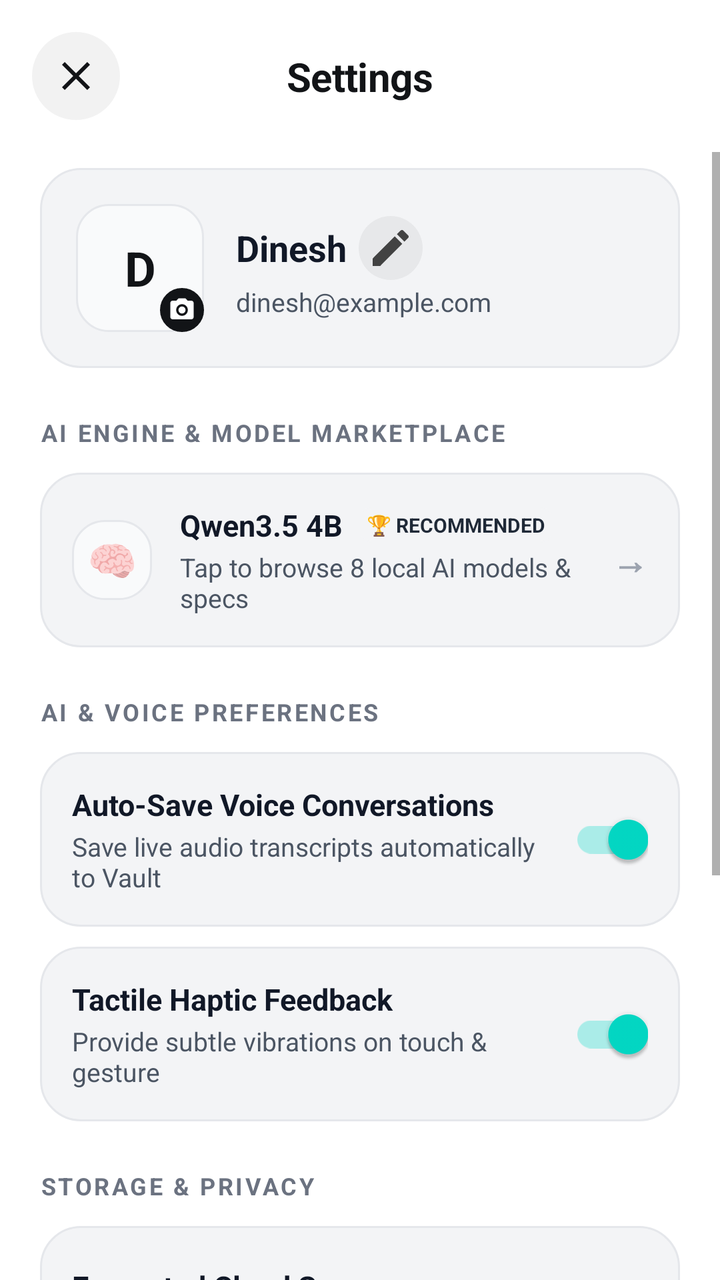
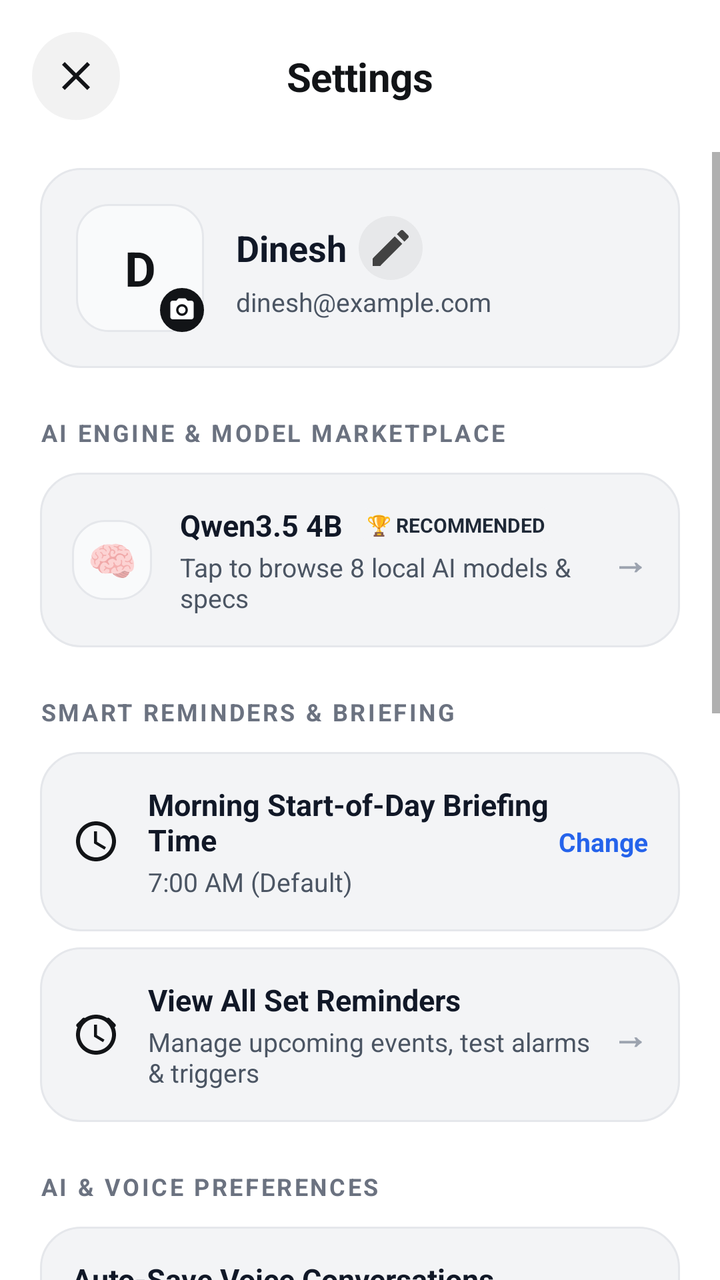

Two renders of the same Android screen: before a commit and after it. Below are the layout's source before the change and the commit's diff.
<!-- AndroidManifest.xml: activity theme Theme.AppTempeLate -->
<!-- res/layout/activity_settings.xml -->
<?xml version="1.0" encoding="utf-8"?>
<androidx.constraintlayout.widget.ConstraintLayout xmlns:android="http://schemas.android.com/apk/res/android"
    xmlns:app="http://schemas.android.com/apk/res-auto"
    xmlns:tools="http://schemas.android.com/tools"
    android:layout_width="match_parent"
    android:layout_height="match_parent"
    android:background="#FFFFFF"
    tools:context=".SettingsActivity">

    
    <ImageButton
        android:id="@+id/btnBack"
        android:layout_width="44dp"
        android:layout_height="44dp"
        android:layout_marginStart="16dp"
        android:layout_marginTop="16dp"
        android:background="@drawable/bg_circle_icon_button"
        android:contentDescription="Back"
        android:padding="10dp"
        android:src="@drawable/ic_close"
        app:layout_constraintStart_toStartOf="parent"
        app:layout_constraintTop_toTopOf="parent"
        app:tint="#121417" />

    
    <TextView
        android:id="@+id/tvSettingsTitle"
        android:layout_width="wrap_content"
        android:layout_height="wrap_content"
        android:text="Settings"
        android:textColor="#121417"
        android:textSize="20sp"
        android:textStyle="bold"
        android:letterSpacing="-0.01"
        app:layout_constraintBottom_toBottomOf="@+id/btnBack"
        app:layout_constraintEnd_toEndOf="parent"
        app:layout_constraintStart_toStartOf="parent"
        app:layout_constraintTop_toTopOf="@+id/btnBack" />

    <ScrollView
        android:layout_width="0dp"
        android:layout_height="0dp"
        android:layout_marginTop="16dp"
        android:clipToPadding="false"
        android:paddingBottom="36dp"
        app:layout_constraintBottom_toBottomOf="parent"
        app:layout_constraintEnd_toEndOf="parent"
        app:layout_constraintStart_toStartOf="parent"
        app:layout_constraintTop_toBottomOf="@+id/btnBack">

        <LinearLayout
            android:layout_width="match_parent"
            android:layout_height="wrap_content"
            android:orientation="vertical"
            android:paddingHorizontal="20dp"
            android:paddingTop="8dp">

            
            <LinearLayout
                android:layout_width="match_parent"
                android:layout_height="wrap_content"
                android:background="@drawable/bg_metallic_card"
                android:gravity="center_vertical"
                android:orientation="horizontal"
                android:padding="18dp">

                
                <RelativeLayout
                    android:id="@+id/rlAvatarContainer"
                    android:layout_width="64dp"
                    android:layout_height="64dp"
                    android:clickable="true"
                    android:focusable="true">

                    
                    <TextView
                        android:id="@+id/tvAvatarInitials"
                        android:layout_width="64dp"
                        android:layout_height="64dp"
                        android:background="@drawable/bg_profile_avatar_rounded"
                        android:gravity="center"
                        android:text="D"
                        android:textColor="#121417"
                        android:textSize="24sp"
                        android:textStyle="bold" />

                    
                    <com.google.android.material.imageview.ShapeableImageView
                        android:id="@+id/ivProfilePic"
                        android:layout_width="64dp"
                        android:layout_height="64dp"
                        android:scaleType="centerCrop"
                        android:visibility="gone"
                        app:shapeAppearanceOverlay="@style/ShapeAppearance.App.RoundedSquare" />

                    
                    <ImageView
                        android:id="@+id/btnChangeAvatar"
                        android:layout_width="22dp"
                        android:layout_height="22dp"
                        android:layout_alignParentEnd="true"
                        android:layout_alignParentBottom="true"
                        android:background="@drawable/bg_end_call_button"
                        android:backgroundTint="#121417"
                        android:padding="4dp"
                        android:src="@drawable/ic_camera"
                        app:tint="#FFFFFF" />

                </RelativeLayout>

                <LinearLayout
                    android:layout_width="0dp"
                    android:layout_height="wrap_content"
                    android:layout_marginStart="16dp"
                    android:layout_weight="1"
                    android:orientation="vertical">

                    <LinearLayout
                        android:layout_width="wrap_content"
                        android:layout_height="wrap_content"
                        android:gravity="center_vertical"
                        android:orientation="horizontal">

                        <TextView
                            android:id="@+id/tvUserName"
                            android:layout_width="wrap_content"
                            android:layout_height="wrap_content"
                            android:text="Dinesh"
                            android:textColor="#111827"
                            android:textSize="18sp"
                            android:textStyle="bold" />

                        <ImageButton
                            android:id="@+id/btnEditName"
                            android:layout_width="32dp"
                            android:layout_height="32dp"
                            android:layout_marginStart="6dp"
                            android:background="@drawable/bg_circle_icon_button"
                            android:contentDescription="Edit Name"
                            android:padding="6dp"
                            android:src="@drawable/ic_edit"
                            app:tint="#424242" />

                    </LinearLayout>

                    <TextView
                        android:id="@+id/tvUserEmail"
                        android:layout_width="wrap_content"
                        android:layout_height="wrap_content"
                        android:layout_marginTop="2dp"
                        android:text="dinesh@example.com"
                        android:textColor="#4B5563"
                        android:textSize="13sp" />

                </LinearLayout>

            </LinearLayout>

            
            <TextView
                android:layout_width="wrap_content"
                android:layout_height="wrap_content"
                android:layout_marginTop="24dp"
                android:text="AI ENGINE &amp; MODEL MARKETPLACE"
                android:textColor="#6B7280"
                android:textSize="12sp"
                android:textStyle="bold"
                android:letterSpacing="0.1" />

            
            <LinearLayout
                android:id="@+id/btnOpenModelMarketplace"
                android:layout_width="match_parent"
                android:layout_height="wrap_content"
                android:layout_marginTop="12dp"
                android:background="@drawable/bg_metallic_card"
                android:clickable="true"
                android:focusable="true"
                android:gravity="center_vertical"
                android:orientation="horizontal"
                android:padding="16dp">

                <TextView
                    android:id="@+id/tvSettingsModelIcon"
                    android:layout_width="40dp"
                    android:layout_height="40dp"
                    android:background="@drawable/bg_profile_avatar_rounded"
                    android:gravity="center"
                    android:text="🧠"
                    android:textSize="20sp" />

                <LinearLayout
                    android:layout_width="0dp"
                    android:layout_height="wrap_content"
                    android:layout_marginStart="14dp"
                    android:layout_weight="1"
                    android:orientation="vertical">

                    <LinearLayout
                        android:layout_width="wrap_content"
                        android:layout_height="wrap_content"
                        android:gravity="center_vertical"
                        android:orientation="horizontal">

                        <TextView
                            android:id="@+id/tvSettingsActiveModelName"
                            android:layout_width="wrap_content"
                            android:layout_height="wrap_content"
                            android:text="Qwen3.5 4B"
                            android:textColor="#111827"
                            android:textSize="15sp"
                            android:textStyle="bold" />

                        <TextView
                            android:id="@+id/tvSettingsActiveModelBadge"
                            android:layout_width="wrap_content"
                            android:layout_height="wrap_content"
                            android:layout_marginStart="6dp"
                            android:background="@drawable/bg_tag_rounded"
                            android:backgroundTint="#F3F4F6"
                            android:paddingHorizontal="6dp"
                            android:paddingVertical="2dp"
                            android:text="🏆 RECOMMENDED"
                            android:textColor="#1F2937"
                            android:textSize="10sp"
                            android:textStyle="bold" />

                    </LinearLayout>

                    <TextView
                        android:layout_width="wrap_content"
                        android:layout_height="wrap_content"
                        android:layout_marginTop="2dp"
                        android:text="Tap to browse 8 local AI models &amp; specs"
                        android:textColor="#4B5563"
                        android:textSize="13sp" />

                </LinearLayout>

                <TextView
                    android:layout_width="wrap_content"
                    android:layout_height="wrap_content"
                    android:text="→"
                    android:textColor="#9CA3AF"
                    android:textSize="18sp"
                    android:textStyle="bold" />

            </LinearLayout>

            
            <TextView
                android:layout_width="wrap_content"
                android:layout_height="wrap_content"
                android:layout_marginTop="24dp"
                android:text="AI &amp; VOICE PREFERENCES"
                android:textColor="#6B7280"
                android:textSize="12sp"
                android:textStyle="bold"
                android:letterSpacing="0.1" />

            
            <LinearLayout
                android:layout_width="match_parent"
                android:layout_height="wrap_content"
                android:layout_marginTop="12dp"
                android:background="@drawable/bg_metallic_card"
                android:gravity="center_vertical"
                android:orientation="horizontal"
                android:padding="16dp">

                <LinearLayout
                    android:layout_width="0dp"
                    android:layout_height="wrap_content"
                    android:layout_weight="1"
                    android:orientation="vertical">

                    <TextView
                        android:layout_width="wrap_content"
                        android:layout_height="wrap_content"
                        android:text="Auto-Save Voice Conversations"
                        android:textColor="#111827"
                        android:textSize="15sp"
                        android:textStyle="bold" />

                    <TextView
                        android:layout_width="wrap_content"
                        android:layout_height="wrap_content"
                        android:layout_marginTop="2dp"
                        android:text="Save live audio transcripts automatically to Vault"
                        android:textColor="#4B5563"
                        android:textSize="13sp" />

                </LinearLayout>

                <androidx.appcompat.widget.SwitchCompat
                    android:id="@+id/switchAutoSave"
                    android:layout_width="wrap_content"
                    android:layout_height="wrap_content"
                    android:checked="true" />

            </LinearLayout>

            
            <LinearLayout
                android:layout_width="match_parent"
                android:layout_height="wrap_content"
                android:layout_marginTop="10dp"
                android:background="@drawable/bg_metallic_card"
                android:gravity="center_vertical"
                android:orientation="horizontal"
                android:padding="16dp">

                <LinearLayout
                    android:layout_width="0dp"
                    android:layout_height="wrap_content"
                    android:layout_weight="1"
                    android:orientation="vertical">

                    <TextView
                        android:layout_width="wrap_content"
                        android:layout_height="wrap_content"
                        android:text="Tactile Haptic Feedback"
                        android:textColor="#111827"
                        android:textSize="15sp"
                        android:textStyle="bold" />

                    <TextView
                        android:layout_width="wrap_content"
                        android:layout_height="wrap_content"
                        android:layout_marginTop="2dp"
                        android:text="Provide subtle vibrations on touch &amp; gesture"
                        android:textColor="#4B5563"
                        android:textSize="13sp" />

                </LinearLayout>

                <androidx.appcompat.widget.SwitchCompat
                    android:id="@+id/switchHaptics"
                    android:layout_width="wrap_content"
                    android:layout_height="wrap_content"
                    android:checked="true" />

            </LinearLayout>

            
            <TextView
                android:layout_width="wrap_content"
                android:layout_height="wrap_content"
                android:layout_marginTop="24dp"
                android:text="STORAGE &amp; PRIVACY"
                android:textColor="#6B7280"
                android:textSize="12sp"
                android:textStyle="bold"
                android:letterSpacing="0.1" />

            
            <LinearLayout
                android:layout_width="match_parent"
                android:layout_height="wrap_content"
                android:layout_marginTop="12dp"
                android:background="@drawable/bg_metallic_card"
                android:gravity="center_vertical"
                android:orientation="horizontal"
                android:padding="16dp">

                <LinearLayout
                    android:layout_width="0dp"
                    android:layout_height="wrap_content"
                    android:layout_weight="1"
                    android:orientation="vertical">

                    <TextView
                        android:layout_width="wrap_content"
                        android:layout_height="wrap_content"
                        android:text="Encrypted Cloud Sync"
                        android:textColor="#111827"
                        android:textSize="15sp"
                        android:textStyle="bold" />

                    <TextView
                        android:layout_width="wrap_content"
                        android:layout_height="wrap_content"
                        android:layout_marginTop="2dp"
                        android:text="AES-256 end-to-end encrypted backup"
                        android:textColor="#4B5563"
                        android:textSize="13sp" />

                </LinearLayout>

                <androidx.appcompat.widget.SwitchCompat
                    android:id="@+id/switchCloudSync"
                    android:layout_width="wrap_content"
                    android:layout_height="wrap_content"
                    android:checked="true" />

            </LinearLayout>

            
            <LinearLayout
                android:id="@+id/btnClearCache"
                android:layout_width="match_parent"
                android:layout_height="wrap_content"
                android:layout_marginTop="10dp"
                android:background="@drawable/bg_metallic_card"
                android:gravity="center_vertical"
                android:orientation="horizontal"
                android:padding="16dp">

                <TextView
                    android:layout_width="0dp"
                    android:layout_height="wrap_content"
                    android:layout_weight="1"
                    android:text="Clear Cached Index Data"
                    android:textColor="#DC2626"
                    android:textSize="15sp"
                    android:textStyle="bold" />

                <TextView
                    android:layout_width="wrap_content"
                    android:layout_height="wrap_content"
                    android:text="14.2 MB"
                    android:textColor="#9CA3AF"
                    android:textSize="13sp" />

            </LinearLayout>

            
            <LinearLayout
                android:id="@+id/btnDeleteUserData"
                android:layout_width="match_parent"
                android:layout_height="wrap_content"
                android:layout_marginTop="10dp"
                android:background="@drawable/bg_metallic_card"
                android:clickable="true"
                android:focusable="true"
                android:gravity="center_vertical"
                android:orientation="horizontal"
                android:padding="16dp">

                <LinearLayout
                    android:layout_width="0dp"
                    android:layout_height="wrap_content"
                    android:layout_weight="1"
                    android:orientation="vertical">

                    <TextView
                        android:layout_width="wrap_content"
                        android:layout_height="wrap_content"
                        android:text="Delete All User Data"
                        android:textColor="#DC2626"
                        android:textSize="15sp"
                        android:textStyle="bold" />

                    <TextView
                        android:layout_width="wrap_content"
                        android:layout_height="wrap_content"
                        android:layout_marginTop="2dp"
                        android:text="Wipe all chats, experiences &amp; DAG graph (Screen lock required)"
                        android:textColor="#4B5563"
                        android:textSize="12sp" />

                </LinearLayout>

                <ImageView
                    android:layout_width="20dp"
                    android:layout_height="20dp"
                    android:src="@drawable/ic_trash"
                    app:tint="#DC2626"
                    android:contentDescription="Delete Icon" />

            </LinearLayout>

            
            <TextView
                android:layout_width="wrap_content"
                android:layout_height="wrap_content"
                android:layout_gravity="center_horizontal"
                android:layout_marginTop="32dp"
                android:text="Memossist v1.0.4 • Build 2026"
                android:textColor="#9CA3AF"
                android:textSize="13sp" />

        </LinearLayout>

    </ScrollView>

</androidx.constraintlayout.widget.ConstraintLayout>
<!-- resources referenced by this layout -->
<resources>
  <!-- drawable bg_circle_icon_button (drawable) -->
  <?xml version="1.0" encoding="utf-8"?>
  <ripple xmlns:android="http://schemas.android.com/apk/res/android"
      android:color="#1F000000">
      <item>
          <shape android:shape="oval">
              <solid android:color="#0D000000" />
          </shape>
      </item>
  </ripple>
  <!-- drawable bg_metallic_card (drawable) -->
  <?xml version="1.0" encoding="utf-8"?>
  <shape xmlns:android="http://schemas.android.com/apk/res/android"
      android:shape="rectangle">
      <solid android:color="#F3F4F6" />
      <corners android:radius="20dp" />
      <stroke
          android:width="1dp"
          android:color="#E5E7EB" />
  </shape>
  <!-- drawable bg_profile_avatar_rounded (drawable) -->
  <?xml version="1.0" encoding="utf-8"?>
  <shape xmlns:android="http://schemas.android.com/apk/res/android"
      android:shape="rectangle">
      <solid android:color="#F9FAFB" />
      <corners android:radius="16dp" />
      <stroke
          android:width="1dp"
          android:color="#E5E7EB" />
  </shape>
  <!-- drawable bg_tag_rounded (drawable) -->
  <?xml version="1.0" encoding="utf-8"?>
  <shape xmlns:android="http://schemas.android.com/apk/res/android"
      android:shape="rectangle">
      <solid android:color="#F3F4F6" />
      <corners android:radius="12dp" />
      <stroke
          android:width="1dp"
          android:color="#E5E7EB" />
  </shape>
  <!-- drawable ic_close (drawable) -->
  <vector xmlns:android="http://schemas.android.com/apk/res/android"
      android:width="24dp"
      android:height="24dp"
      android:viewportWidth="24"
      android:viewportHeight="24">
    <path
        android:fillColor="#D8DCDE"
        android:pathData="M19,6.41L17.59,5 12,10.59 6.41,5 5,6.41 10.59,12 5,17.59 6.41,19 12,13.41 17.59,19 19,17.59 13.41,12z"/>
  </vector>
  <!-- drawable ic_trash (drawable) -->
  <vector xmlns:android="http://schemas.android.com/apk/res/android"
      android:width="24dp"
      android:height="24dp"
      android:viewportWidth="24"
      android:viewportHeight="24">
    <path
        android:fillColor="#121417"
        android:pathData="M6,19c0,1.1 0.9,2 2,2h8c1.1,0 2,-0.9 2,-2V7H6v12zM19,4h-3.5l-1,-1h-5l-1,1H5v2h14V4z"/>
  </vector>
  <style name="ShapeAppearance.App.RoundedSquare" parent="ShapeAppearance.MaterialComponents.SmallComponent">
          <item name="cornerSize">16dp</item>
      </style>
  <color name="white">#FFFFFF</color>
  <!-- unchanged entries left out for length: 4 -->
</resources>

<!-- the commit's change to res/layout/activity_settings.xml (unified diff, before → after) -->
@@ -252,6 +252,128 @@
                 android:layout_width="wrap_content"
                 android:layout_height="wrap_content"
                 android:layout_marginTop="24dp"
+                android:text="SMART REMINDERS &amp; BRIEFING"
+                android:textColor="#6B7280"
+                android:textSize="12sp"
+                android:textStyle="bold"
+                android:letterSpacing="0.1" />
+
+            
+            <LinearLayout
+                android:id="@+id/btnMorningTime"
+                android:layout_width="match_parent"
+                android:layout_height="wrap_content"
+                android:layout_marginTop="12dp"
+                android:background="@drawable/bg_metallic_card"
+                android:clickable="true"
+                android:focusable="true"
+                android:gravity="center_vertical"
+                android:orientation="horizontal"
+                android:padding="16dp">
+
+                <ImageView
+                    android:layout_width="24dp"
+                    android:layout_height="24dp"
+                    android:src="@drawable/ic_clock"
+                    app:tint="#121417"
+                    android:contentDescription="Clock" />
+
+                <LinearLayout
+                    android:layout_width="0dp"
+                    android:layout_height="wrap_content"
+                    android:layout_marginStart="14dp"
+                    android:layout_weight="1"
+                    android:orientation="vertical">
+
+                    <TextView
+                        android:layout_width="wrap_content"
+                        android:layout_height="wrap_content"
+                        android:text="Morning Start-of-Day Briefing Time"
+                        android:textColor="#111827"
+                        android:textSize="15sp"
+                        android:textStyle="bold" />
+
+                    <TextView
+                        android:id="@+id/tvMorningTimeValue"
+                        android:layout_width="wrap_content"
+                        android:layout_height="wrap_content"
+                        android:layout_marginTop="2dp"
+                        android:text="7:00 AM (Default)"
+                        android:textColor="#4B5563"
+                        android:textSize="13sp" />
+
+                </LinearLayout>
+
+                <TextView
+                    android:layout_width="wrap_content"
+                    android:layout_height="wrap_content"
+                    android:text="Change"
+                    android:textColor="#2563EB"
+                    android:textSize="13sp"
+                    android:textStyle="bold" />
+
+            </LinearLayout>
+
+            
+            <LinearLayout
+                android:id="@+id/btnManageReminders"
+                android:layout_width="match_parent"
+                android:layout_height="wrap_content"
+                android:layout_marginTop="8dp"
+                android:background="@drawable/bg_metallic_card"
+                android:clickable="true"
+                android:focusable="true"
+                android:gravity="center_vertical"
+                android:orientation="horizontal"
+                android:padding="16dp">
+
+                <ImageView
+                    android:layout_width="24dp"
+                    android:layout_height="24dp"
+                    android:src="@drawable/ic_alarm"
+                    app:tint="#121417"
+                    android:contentDescription="Reminders" />
+
+                <LinearLayout
+                    android:layout_width="0dp"
+                    android:layout_height="wrap_content"
+                    android:layout_marginStart="14dp"
+                    android:layout_weight="1"
+                    android:orientation="vertical">
+
+                    <TextView
+                        android:layout_width="wrap_content"
+                        android:layout_height="wrap_content"
+                        android:text="View All Set Reminders"
+                        android:textColor="#111827"
+                        android:textSize="15sp"
+                        android:textStyle="bold" />
+
+                    <TextView
+                        android:layout_width="wrap_content"
+                        android:layout_height="wrap_content"
+                        android:layout_marginTop="2dp"
+                        android:text="Manage upcoming events, test alarms &amp; triggers"
+                        android:textColor="#4B5563"
+                        android:textSize="13sp" />
+
+                </LinearLayout>
+
+                <TextView
+                    android:layout_width="wrap_content"
+                    android:layout_height="wrap_content"
+                    android:text="→"
+                    android:textColor="#9CA3AF"
+                    android:textSize="18sp"
+                    android:textStyle="bold" />
+
+            </LinearLayout>
+
+            
+            <TextView
+                android:layout_width="wrap_content"
+                android:layout_height="wrap_content"
+                android:layout_marginTop="24dp"
                 android:text="AI &amp; VOICE PREFERENCES"
                 android:textColor="#6B7280"
                 android:textSize="12sp"
<!-- resource entries referenced after the edit -->
@@ -40,6 +40,26 @@
           android:width="1dp"
           android:color="#E5E7EB" />
   </shape>
+  <!-- drawable ic_alarm (drawable) -->
+  <vector xmlns:android="http://schemas.android.com/apk/res/android"
+      android:width="24dp"
+      android:height="24dp"
+      android:viewportWidth="24"
+      android:viewportHeight="24">
+    <path
+        android:fillColor="#FF000000"
+        android:pathData="M12,22 C6.477,22 2,17.523 2,12 C2,6.477 6.477,2 12,2 C17.523,2 22,6.477 22,12 C22,17.523 17.523,22 12,22 ZM12,20 C16.418,20 20,16.418 20,12 C20,7.582 16.418,4 12,4 C7.582,4 4,7.582 4,12 C4,16.418 7.582,20 12,20 ZM12.5,7 L12.5,12.25 L16.25,14.5 L15.5,15.75 L11,13 L11,7 L12.5,7 ZM5.22,3.8 C5.61,3.41 6.24,3.41 6.63,3.8 C7.02,4.19 7.02,4.82 6.63,5.21 L3.8,8.04 C3.41,8.43 2.78,8.43 2.39,8.04 C2,7.65 2,7.02 2.39,6.63 L5.22,3.8 ZM18.78,3.8 L21.61,6.63 C22,7.02 22,7.65 21.61,8.04 C21.22,8.43 20.59,8.43 20.2,8.04 L17.37,5.21 C16.98,4.82 16.98,4.19 17.37,3.8 C17.76,3.41 18.39,3.41 18.78,3.8 Z"/>
+  </vector>
+  <!-- drawable ic_clock (drawable) -->
+  <vector xmlns:android="http://schemas.android.com/apk/res/android"
+      android:width="24dp"
+      android:height="24dp"
+      android:viewportWidth="24"
+      android:viewportHeight="24">
+    <path
+        android:fillColor="#FF000000"
+        android:pathData="M11.99,2 C6.47,2 2,6.48 2,12 C2,17.52 6.47,22 11.99,22 C17.52,22 22,17.52 22,12 C22,6.48 17.52,2 11.99,2 ZM12,20 C7.58,20 4,16.42 4,12 C4,7.58 7.58,4 12,4 C16.42,4 20,7.58 20,12 C20,16.42 16.42,20 12,20 ZM12.5,7 L11,7 L11,13 L16.25,16.15 L17,14.92 L12.5,12.25 L12.5,7 Z"/>
+  </vector>
   <!-- drawable ic_close (drawable) -->
   <vector xmlns:android="http://schemas.android.com/apk/res/android"
       android:width="24dp"
